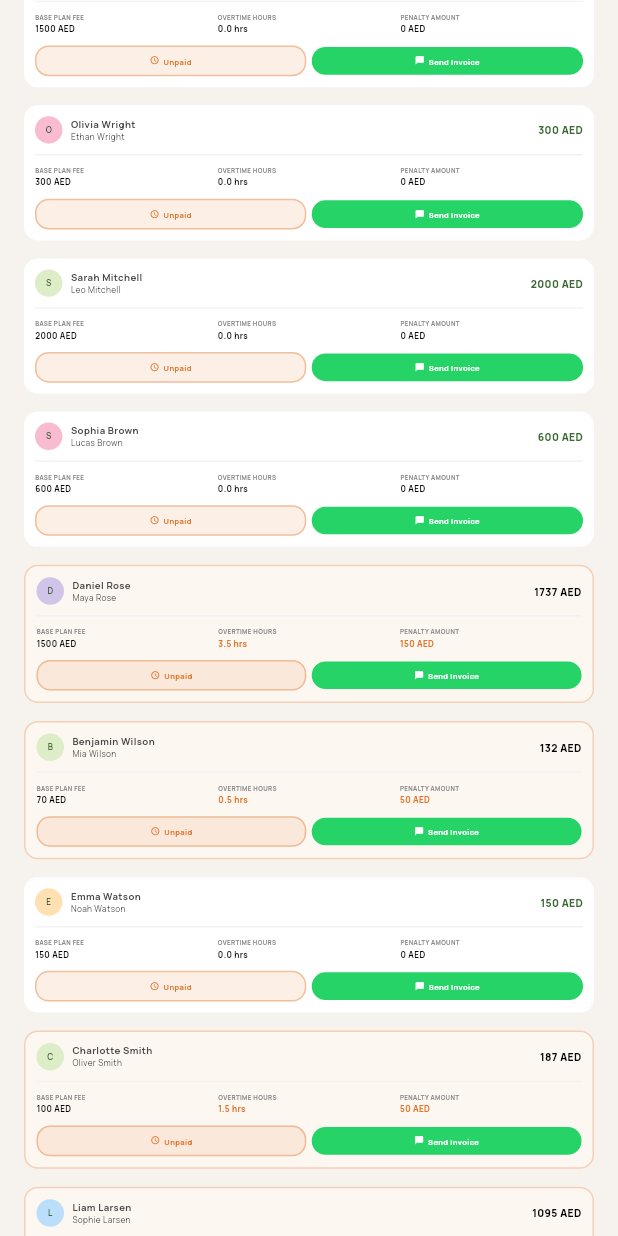
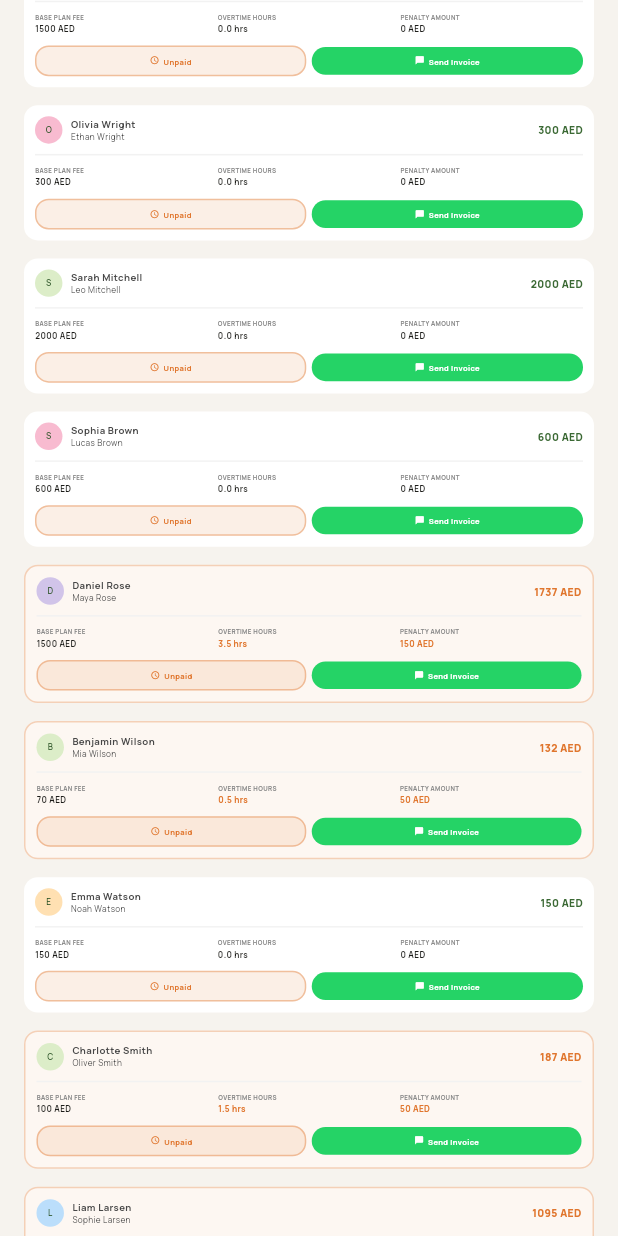
Before and after one commit to soutAhmedTayseer/Nursery-Management-System, a Flutter app: the FinanceScreen screen opened directly, scrolled down 576 dp, on a phone screen of 412 x 824 dp. Run offline on Flutter 3.47's test engine with Material 3 defaults, Android fonts, the phone set to English and light mode, and no system bars; our stand-ins replace easy_localization, file_picker, flutter_bloc, flutter_screenutil, flutter_svg, get_it and 3 more; missing offline and left inert: mobile_scanner, nursery_shared, qr_code_vision, window_manager; accounts and stored records are empty; project files that could hold a hidden picture were left out.

Commit message:
fix(theme): lift more accents and widen the dark-mode colour guard
Second pass over the bug the guard test exists for: an accent constant
tuned for a white surface, reused as text/icon colour on a dark one.

- Plan cards: price and category-icon colour came straight from
  PlanCategory.themeColor (baked-in darkGreen/amberLabel), bypassing the
  lift entirely. Add AppPalette.liftAccent() for the case where a caller
  only has the Color, not its semantic name. Line-item labels move to
  textSecondary, matching the "grey, not black" ask.
- Child session card: the checked-in badge used accentGreen as text over
  its own alpha-blended fill -- same unlit accent, same fix.
- Sidebar: the selected item's green wash and text were fixed for light.
  Dark now falls back to a neutral chip fill instead of the same pale
  green landing on a dark sidebar as a stray light box.
- Payment card: three Colors.black defaults (total due, the two _stat
  values) and two more unlit penaltyOrange foregrounds -- the "AED 0" /
  "hrs 3.5" figures were barely visible in dark.
- QR-scan button and the "active plan" badge: moved off Colors.orange /
  Colors.green swatches (no dark counterpart at all) onto the existing
  amberLabel/mintTint+darkGreen pairs already used for this exact fixed
  pastel-fill pattern elsewhere.

Guard test: widen the Material-grey check to every swatch family (missed
Colors.green.shade50 last pass), fix a false-positive where the bare
`Colors\.` pattern matched inside `AppColors.brown`, and extend the
lookback window so a fill and its foreground several lines apart are
still recognised as one pair.

```diff
--- a/lib/core/theme/app_colors.dart
+++ b/lib/core/theme/app_colors.dart
@@ -22,6 +22,11 @@ class AppColors {
   static const Color successDark = Color(0xFF2E7D32);
   static const Color successTint = Color(0xFFE8F5E9);
   static const Color mintTint = Color(0xFFC8F6C2);
+
+  /// The sidebar's light-theme selected-item wash. Dark mode doesn't use it
+  /// — see [AppPalette] — this pale green would read as a stray light box
+  /// on a dark sidebar rather than a selection state.
+  static const Color sidebarSelectedLight = Color(0xFFE6F4E3);
   static const Color dangerRed = Color(0xFFC72424);
   static const Color errorRed = Color(0xFFD32F2F);
   static const Color peachTint = Color(0xFFFFDAD6);
--- a/lib/features/admin_main_layout/presentation/widgets/admin_app_bar.dart
+++ b/lib/features/admin_main_layout/presentation/widgets/admin_app_bar.dart
@@ -98,10 +98,10 @@ class _AdminAppBarState extends State<AdminAppBar> {
               shape: RoundedRectangleBorder(borderRadius: BorderRadius.circular(24.r)),
               elevation: 0,
             ),
-            icon: Icon(Icons.qr_code_scanner, color: Colors.orange.shade800, size: 20.w),
+            icon: Icon(Icons.qr_code_scanner, color: AppColors.amberLabel, size: 20.w),
             label: Text(
               'appbar_scan_qr'.tr(),
-              style: TextStyle(fontSize: 14.sp, fontWeight: FontWeight.bold, color: Colors.orange.shade800),
+              style: TextStyle(fontSize: 14.sp, fontWeight: FontWeight.bold, color: AppColors.amberLabel),
             ),
           ),
         ],
--- a/lib/features/finance/presentation/widgets/payment_card.dart
+++ b/lib/features/finance/presentation/widgets/payment_card.dart
@@ -53,7 +53,7 @@ class PaymentCard extends StatelessWidget {
               SizedBox(width: 8.w),
               Text(
                 '${record.totalDue.toInt()} AED',
-                style: TextStyle(fontSize: 15.sp, fontWeight: FontWeight.w900, color: hasPenalty ? Colors.black : AppColors.forestGreen),
+                style: TextStyle(fontSize: 15.sp, fontWeight: FontWeight.w900, color: hasPenalty ? palette.warningText : palette.brandText),
               ),
             ],
           ),
@@ -66,9 +66,9 @@ class PaymentCard extends StatelessWidget {
               _stat(context,
                 'finance_header_overtime_hours'.tr(),
                 '${record.overtimeHours.toStringAsFixed(1)} hrs',
-                color: record.overtimeHours > 0 ? AppColors.penaltyOrange : null,
+                color: record.overtimeHours > 0 ? palette.warningText : null,
               ),
-              _stat(context, 'finance_header_penalty_amount'.tr(), '${record.penaltyAmount.toInt()} AED', color: hasPenalty ? AppColors.penaltyOrange : null),
+              _stat(context, 'finance_header_penalty_amount'.tr(), '${record.penaltyAmount.toInt()} AED', color: hasPenalty ? palette.warningText : null),
             ],
           ),
           SizedBox(height: 12.h),
@@ -153,7 +153,7 @@ class PaymentCard extends StatelessWidget {
         children: [
           Text(label, maxLines: 1, overflow: TextOverflow.ellipsis, style: TextStyle(fontSize: 9.sp, fontWeight: FontWeight.bold, color: palette.textTertiary)),
           SizedBox(height: 2.h),
-          Text(value, maxLines: 1, overflow: TextOverflow.ellipsis, style: TextStyle(fontSize: 12.sp, fontWeight: FontWeight.bold, color: color ?? Colors.black)),
+          Text(value, maxLines: 1, overflow: TextOverflow.ellipsis, style: TextStyle(fontSize: 12.sp, fontWeight: FontWeight.bold, color: color ?? palette.textPrimary)),
         ],
       ),
     );
--- a/lib/features/subscriptions/presentation/widgets/assign_plan_section.dart
+++ b/lib/features/subscriptions/presentation/widgets/assign_plan_section.dart
@@ -114,8 +114,8 @@ class _AssignPlanSectionState extends State<AssignPlanSection> {
                   ),
                   Container(
                     padding: EdgeInsets.symmetric(horizontal: 8.w, vertical: 4.h),
-                    decoration: BoxDecoration(color: Colors.green.shade100, borderRadius: BorderRadius.circular(8.r)),
-                    child: Text('subscription_active_badge'.tr(), style: TextStyle(fontSize: 9.sp, color: Colors.green.shade800, fontWeight: FontWeight.bold)),
+                    decoration: BoxDecoration(color: AppColors.mintTint, borderRadius: BorderRadius.circular(8.r)),
+                    child: Text('subscription_active_badge'.tr(), style: TextStyle(fontSize: 9.sp, color: AppColors.darkGreen, fontWeight: FontWeight.bold)),
                   )
                 ],
               ),
--- a/lib/features/subscriptions/presentation/widgets/plan_category_card.dart
+++ b/lib/features/subscriptions/presentation/widgets/plan_category_card.dart
@@ -80,7 +80,7 @@ class PlanCategoryCard extends StatelessWidget {
                           color: category.themeColor.withValues(alpha: 0.15),
                           shape: BoxShape.circle,
                         ),
-                        child: Icon(category.icon, color: category.themeColor, size: AppSpacing.iconMd.w),
+                        child: Icon(category.icon, color: palette.liftAccent(category.themeColor), size: AppSpacing.iconMd.w),
                       ),
                       SizedBox(width: 16.w),
                       Expanded(
@@ -127,7 +127,7 @@ class _LineItemRow extends StatelessWidget {
         crossAxisAlignment: CrossAxisAlignment.start,
         children: [
           Expanded(
-            child: Text(item.label, style: TextStyle(fontSize: 15.sp, color: palette.textPrimary)),
+            child: Text(item.label, style: TextStyle(fontSize: 15.sp, color: palette.textSecondary)),
           ),
           if (item.badgeText != null) ...[
             Container(
@@ -140,7 +140,7 @@ class _LineItemRow extends StatelessWidget {
               ),
             ),
           ],
-          Text(item.price, style: TextStyle(fontSize: 15.sp, fontWeight: FontWeight.bold, color: themeColor)),
+          Text(item.price, style: TextStyle(fontSize: 15.sp, fontWeight: FontWeight.bold, color: palette.liftAccent(themeColor))),
         ],
       ),
     );
```
Also changed, not shown: lib/core/theme/app_palette.dart (+14 -0 lines), lib/features/admin_main_layout/presentation/widgets/sidebar_item.dart (+9 -3 lines), lib/features/sessions/presentation/widgets/child_session_card.dart (+8 -4 lines), 1 other file.
